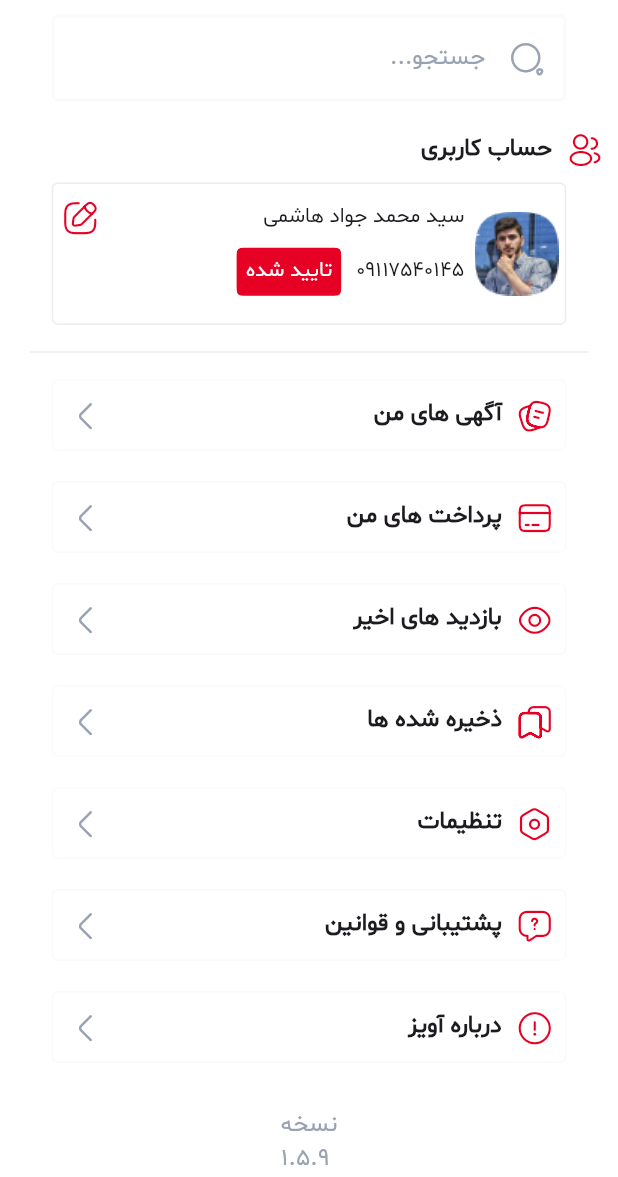
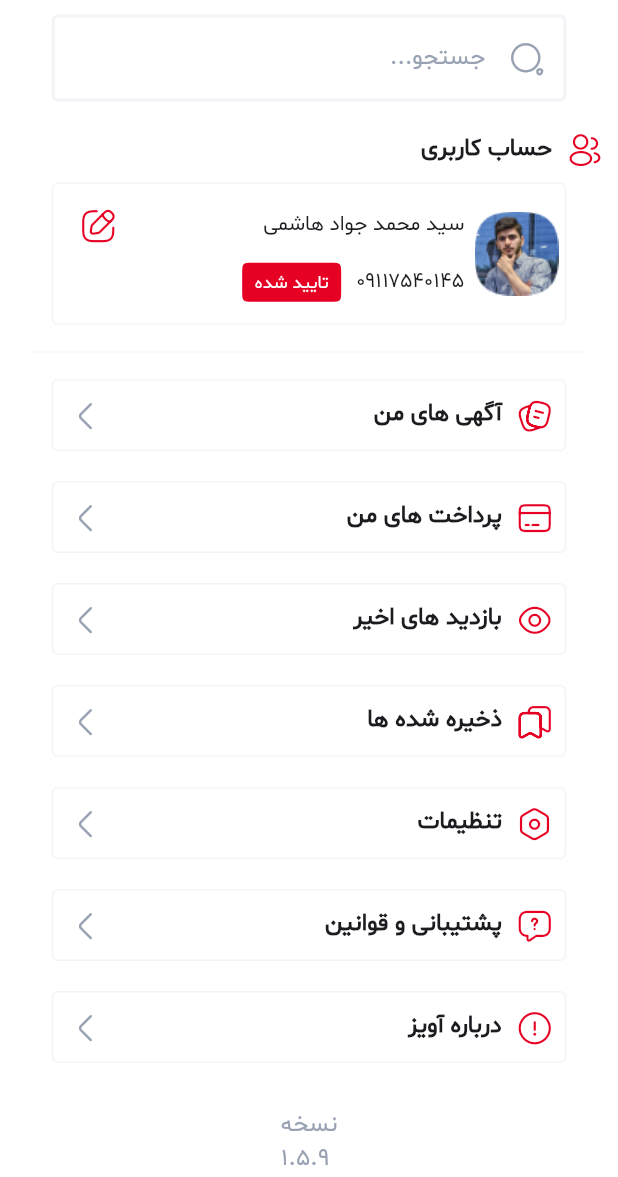
Before and after one commit to Mohammad-Hossein-Dlt/aviz_real_estate_ads, a Flutter app: the ProfileScreen screen opened directly, on a phone screen of 412 x 824 dp, the part 59-1236 px from its top. Run offline on Flutter 3.47's test engine with Material 3 defaults, Android fonts, the phone set to English and light mode, and no system bars; our stand-ins replace dotted_border, file_picker, flutter_animate, flutter_staggered_animations, percent_indicator, pinput and 1 more.

Commit message:
some changes in ui

```diff
--- a/lib/constants/colors.dart
+++ b/lib/constants/colors.dart
@@ -2,6 +2,7 @@ import 'package:flutter/material.dart';
 
 const Color red = Color(0xffFE60023);
 const Color grey = Color(0xffF9FAFB);
+const Color grey1 = Color(0xffF2F4F7);
 const Color grey2 = Color(0xffEAECF0);
 const Color grey3 = Color(0xff98A2B3);
 const Color grey4 = Color(0xff101828);
--- a/lib/screens/addAviz/categories_screen.dart
+++ b/lib/screens/addAviz/categories_screen.dart
@@ -154,7 +154,7 @@ class _CategoriesScreenState extends State<CategoriesScreen> {
       margin: const EdgeInsets.symmetric(vertical: 10),
       decoration: BoxDecoration(
         borderRadius: const BorderRadius.all(Radius.circular(4)),
-        border: Border.all(color: grey),
+        border: Border.all(color: grey1),
       ),
       child: InkWell(
         onTap: () {
--- a/lib/screens/addAviz/get_information_screen.dart
+++ b/lib/screens/addAviz/get_information_screen.dart
@@ -92,7 +92,7 @@ class _GetInformationScreenState extends State<GetInformationScreen> {
                               size: 24,
                             ),
                           ),
-                          const SizedBox(height: 10),
+                          const SizedBox(height: 20),
                           ImageItem(
                             onChanged: (name) {
                               imageName = name;
@@ -107,7 +107,7 @@ class _GetInformationScreenState extends State<GetInformationScreen> {
                               size: 24,
                             ),
                           ),
-                          const SizedBox(height: 10),
+                          const SizedBox(height: 20),
                           Container(
                             width: 343,
                             // height: 48,
@@ -149,7 +149,7 @@ class _GetInformationScreenState extends State<GetInformationScreen> {
                               size: 24,
                             ),
                           ),
-                          const SizedBox(height: 10),
+                          const SizedBox(height: 20),
                           Container(
                             width: 343,
                             // height: 48,
--- a/lib/screens/addAviz/possibilities_screen.dart
+++ b/lib/screens/addAviz/possibilities_screen.dart
@@ -186,6 +186,8 @@ class _PossibilitiesScreenState extends State<PossibilitiesScreen> {
                         ],
                       ),
                       const SizedBox(height: 20),
+                      const Divider(color: grey),
+                      const SizedBox(height: 20),
                       const CustomTitle(
                         text: "ویژگی ها",
                         icon: Icon(
@@ -216,6 +218,8 @@ class _PossibilitiesScreenState extends State<PossibilitiesScreen> {
                               Colors.black),
                         ],
                       ),
+                      const SizedBox(height: 20),
+                      const Divider(color: grey),
                       const SizedBox(height: 20),
                       const CustomTitle(
                         text: "امکانات",
@@ -265,6 +269,7 @@ class _PossibilitiesScreenState extends State<PossibilitiesScreen> {
                         },
                         child: const Text("بعدی"),
                       ),
+                      const SizedBox(height: 20),
                     ],
                   ),
                 ),
--- a/lib/screens/login/verifycode_screen.dart
+++ b/lib/screens/login/verifycode_screen.dart
@@ -145,7 +145,7 @@ class _VerifyCodeState extends State<VerifyCode> {
                           builder: (context) => MainScreenNavigationBar()),
                     );
                   },
-                  child: const Text("تایید ورود"),
+                  child: Text(widget.isLogin ? "تایید ورود" : "تایید ثبت نام"),
                 ),
                 const SizedBox(height: 20),
               ],
--- a/lib/screens/main_screen.dart
+++ b/lib/screens/main_screen.dart
@@ -83,7 +83,7 @@ class _MainScreenNavigationBarState extends State<MainScreenNavigationBar> {
           IndexedStack(
             index: curentIndex,
             children: [
-              const ProfileScreen(),
+              ProfileScreen(),
               const CategoriesScreen(),
               const SearchScreen(),
               HomeScreen(),
--- a/lib/screens/profile_screen.dart
+++ b/lib/screens/profile_screen.dart
@@ -6,7 +6,12 @@ import 'package:flutter/material.dart';
 import '../constants/iconsax_icons.dart';
 
 class ProfileScreen extends StatelessWidget {
-  const ProfileScreen({super.key});
+  ProfileScreen({super.key});
+
+  final Map<String, String> userData = {
+    "name": "سید محمد جواد هاشمی",
+    "phone-number": "۰۹۱۱۷۵۴۰۱۴۵",
+  };
 
   @override
   Widget build(BuildContext context) {
@@ -36,7 +41,7 @@ class ProfileScreen extends StatelessWidget {
               const SizedBox(height: 10),
               const Padding(
                 padding: EdgeInsets.symmetric(horizontal: 10),
-                child: Divider(color: grey2),
+                child: Divider(color: grey),
               ),
               Column(
                 children: [
@@ -127,10 +132,9 @@ class ProfileScreen extends StatelessWidget {
       children: [
         Container(
           width: 343,
-          // height: 48,
           decoration: BoxDecoration(
             borderRadius: const BorderRadius.all(Radius.circular(4)),
-            border: Border.all(color: grey, width: 2),
+            border: Border.all(color: grey1, width: 2),
           ),
           child: const Center(
             child: TextField(
@@ -168,7 +172,7 @@ class ProfileScreen extends StatelessWidget {
       height: 95,
       decoration: BoxDecoration(
         border: Border.all(
-          color: grey2,
+          color: grey1,
           width: 1,
         ),
         borderRadius: const BorderRadius.all(
@@ -185,33 +189,50 @@ class ProfileScreen extends StatelessWidget {
               child: Column(
                 mainAxisAlignment: MainAxisAlignment.center,
                 children: [
-                  const Row(
+                  SizedBox(
+                    height: 28,
+                    child: Row(
                       mainAxisAlignment: MainAxisAlignment.spaceBetween,
                       children: [
-                      Icon(
+                        IconButton(
+                          style: IconButton.styleFrom(
+                            padding: EdgeInsets.zero,
+                          ),
+                          onPressed: () {},
+                          icon: const Icon(
                             Iconsax.edit,
                             color: red,
                             size: 24,
                           ),
-                      Text("سید محمد جواد هاشمی"),
+                        ),
+                        Text(userData["name"] ?? ""),
                       ],
                     ),
-                  Row(
+                  ),
+                  const SizedBox(height: 10),
+                  SizedBox(
+                    height: 28,
+                    child: Row(
                       mainAxisAlignment: MainAxisAlignment.end,
                       children: [
                         ElevatedButton(
                           style: ElevatedButton.styleFrom(
                             backgroundColor: red,
-                          minimumSize: const Size(66, 32),
+                            minimumSize: const Size(66, 26),
                             padding: const EdgeInsets.symmetric(horizontal: 6),
                             elevation: 0,
                           ),
                           onPressed: () {},
-                        child: const Text("تایید شده"),
+                          child: const Text(
+                            "تایید شده",
+                            style: TextStyle(fontSize: 12),
                           ),
+                        ),
+                        // Text("تایید شده"),
                         const SizedBox(width: 10),
-                      const Text("۰۹۱۱۷۵۴۰۱۴۵"),
+                        Text(userData["phone-number"] ?? ""),
                       ],
+                    ),
                   ),
                 ],
               ),
@@ -219,7 +240,11 @@ class ProfileScreen extends StatelessWidget {
           ),
           Padding(
             padding: const EdgeInsets.only(right: 4),
-            child: Image.asset("assets/images/profile.png"),
+            child: SizedBox(
+              width: 56,
+              height: 56,
+              child: Image.asset("assets/images/profile.png", scale: 1),
+            ),
           ),
         ],
       ),
@@ -237,7 +262,7 @@ class ProfileScreen extends StatelessWidget {
           margin: const EdgeInsets.symmetric(vertical: 10),
           decoration: BoxDecoration(
             borderRadius: const BorderRadius.all(Radius.circular(4)),
-            border: Border.all(color: grey),
+            border: Border.all(color: grey1),
           ),
           child: InkWell(
             onTap: () {
```
Also changed, not shown: lib/screens/aviz_screen.dart (+32 -16 lines), lib/screens/login/login_screen.dart (+13 -1 lines), lib/screens/login/register_screen.dart (+13 -1 lines), lib/widgets/aviz_image.dart (+6 -6 lines), 12 other files. Lines whose indentation alone changed are shown as unchanged.
